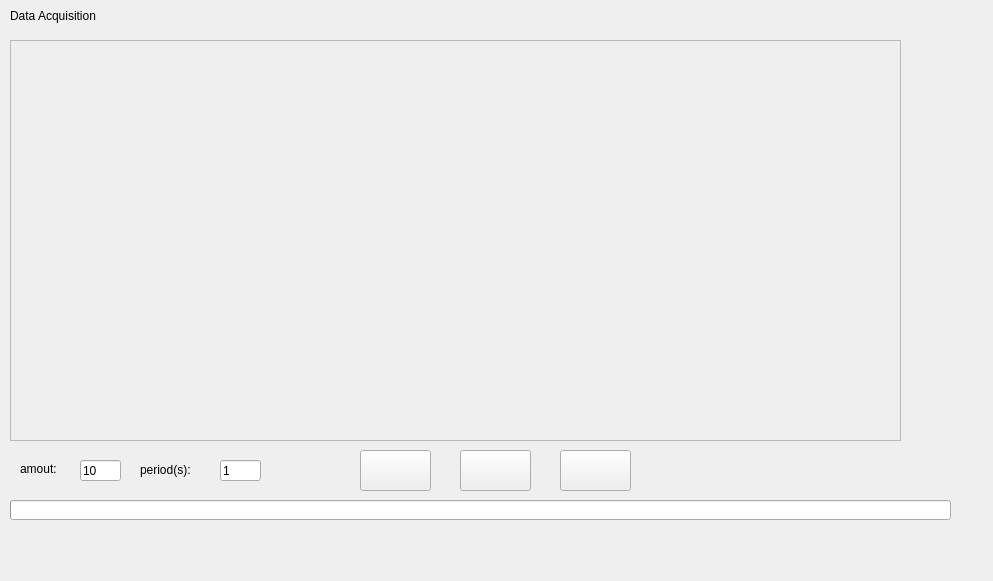
The window that src/modules/AcquisitionAllCameras/src/views/acquisitionAllCameras.ui (Jjat00/Deptherm-Inspection) describes before a commit, drawn with Qt 5.
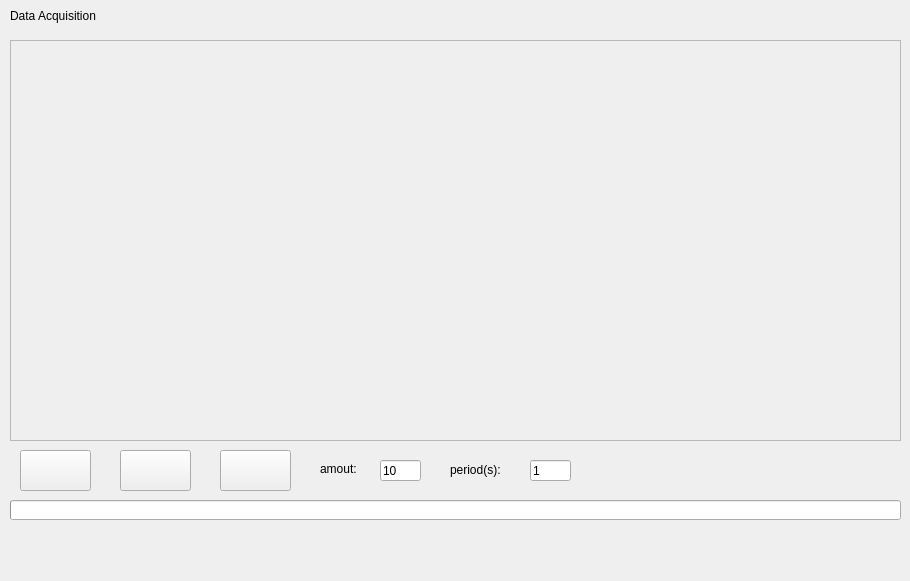
The same window after the commit.

```diff
--- a/src/modules/AcquisitionAllCameras/src/views/acquisitionAllCameras.ui
+++ b/src/modules/AcquisitionAllCameras/src/views/acquisitionAllCameras.ui
@@ -6,7 +6,7 @@
    <rect>
     <x>0</x>
     <y>0</y>
-    <width>993</width>
+    <width>910</width>
     <height>581</height>
    </rect>
   </property>
@@ -32,7 +32,7 @@
   <widget class="QLabel" name="label_2">
    <property name="geometry">
     <rect>
-     <x>20</x>
+     <x>320</x>
      <y>460</y>
      <width>51</width>
      <height>17</height>
@@ -45,7 +45,7 @@
   <widget class="QLabel" name="label_3">
    <property name="geometry">
     <rect>
-     <x>140</x>
+     <x>450</x>
      <y>460</y>
      <width>71</width>
      <height>20</height>
@@ -58,7 +58,7 @@
   <widget class="QPushButton" name="onButtonAuto">
    <property name="geometry">
     <rect>
-     <x>360</x>
+     <x>20</x>
      <y>450</y>
      <width>71</width>
      <height>41</height>
@@ -98,7 +98,7 @@
   <widget class="QLineEdit" name="NoImages">
    <property name="geometry">
     <rect>
-     <x>80</x>
+     <x>380</x>
      <y>460</y>
      <width>41</width>
      <height>21</height>
@@ -111,7 +111,7 @@
   <widget class="QPushButton" name="startButton">
    <property name="geometry">
     <rect>
-     <x>460</x>
+     <x>120</x>
      <y>450</y>
      <width>71</width>
      <height>41</height>
@@ -126,7 +126,7 @@
     <rect>
      <x>10</x>
      <y>500</y>
-     <width>941</width>
+     <width>891</width>
      <height>20</height>
     </rect>
    </property>
@@ -140,7 +140,7 @@
   <widget class="QLineEdit" name="period">
    <property name="geometry">
     <rect>
-     <x>220</x>
+     <x>530</x>
      <y>460</y>
      <width>41</width>
      <height>21</height>
@@ -153,7 +153,7 @@
   <widget class="QPushButton" name="stopButton">
    <property name="geometry">
     <rect>
-     <x>560</x>
+     <x>220</x>
      <y>450</y>
      <width>71</width>
      <height>41</height>
@@ -166,7 +166,7 @@
   <widget class="QLabel" name="labelNoImage">
    <property name="geometry">
     <rect>
-     <x>870</x>
+     <x>850</x>
      <y>450</y>
      <width>41</width>
      <height>31</height>
```
